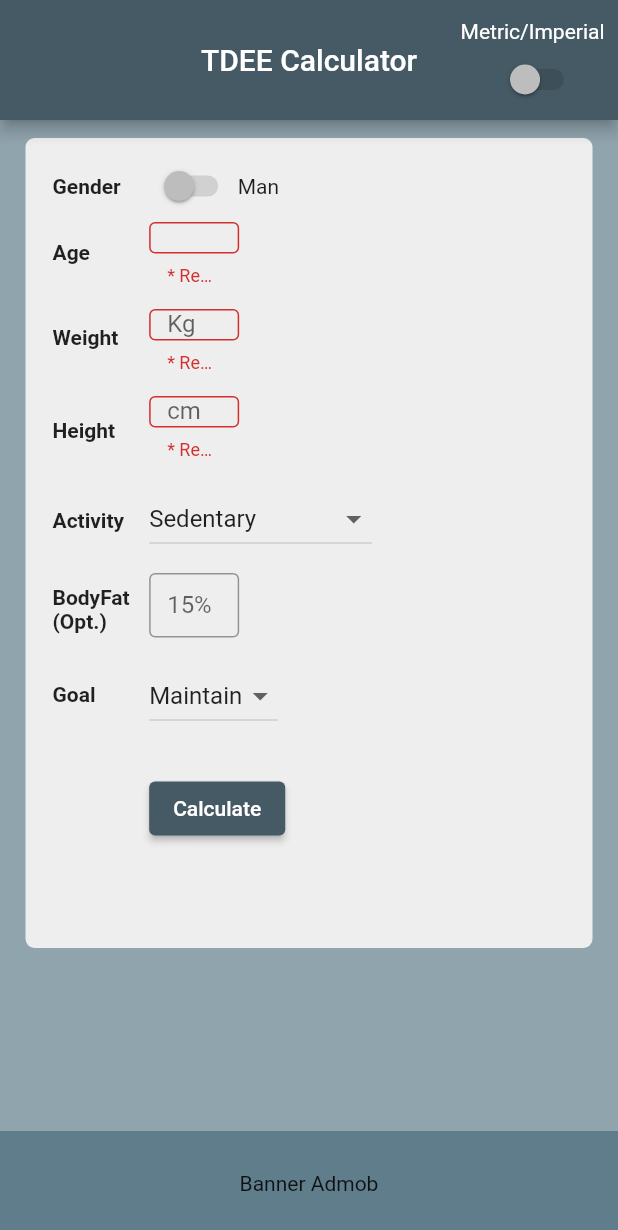
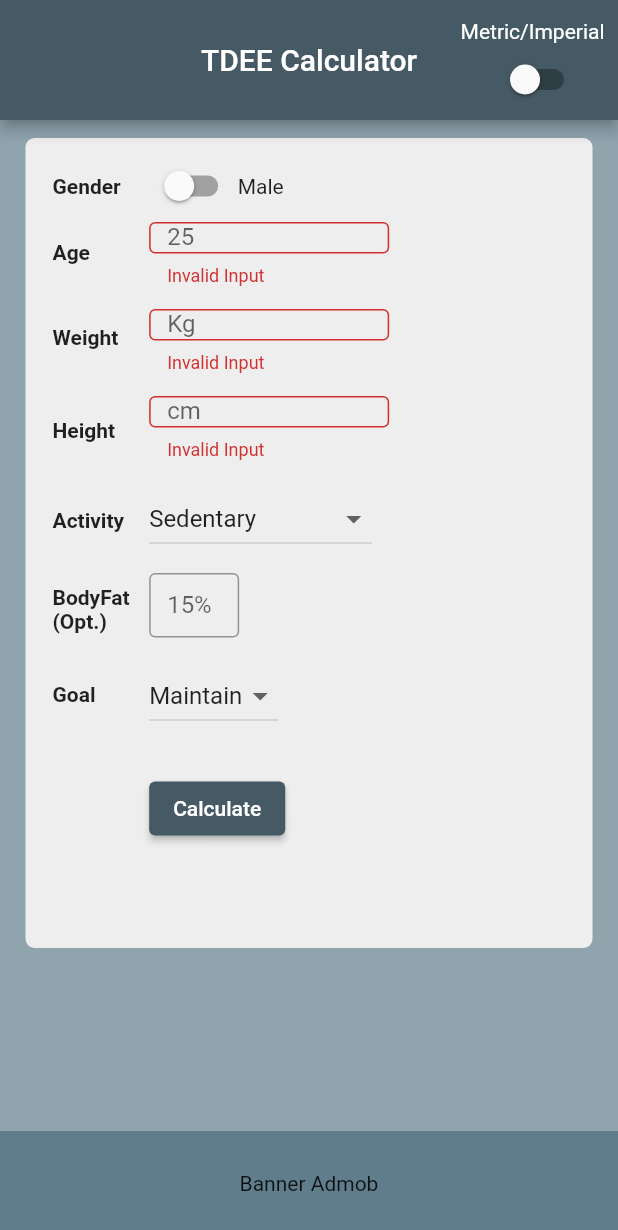
Before and after one commit to grcjariten/kilokallo, a Flutter app: the screen it shows after launch, after a tap on "Calculate", on a phone screen of 412 x 824 dp. Shown: the top 1230 px of the screen. Run offline on Flutter 3.47's test engine with Material 2 defaults, Android fonts, the phone set to English and light mode, and no system bars.

```diff
--- a/lib/main.dart
+++ b/lib/main.dart
@@ -1,9 +1,8 @@
 import 'package:flutter/material.dart';
+import 'package:flutter/services.dart';
 
 void main() {
-
-  runApp(
-      const MyApp());
+  runApp(const MyApp());
 }
 
 class MyApp extends StatelessWidget {
@@ -19,8 +18,6 @@ class MyApp extends StatelessWidget {
   }
 }
 
-
-
 class MainPage extends StatefulWidget {
   const MainPage({Key? key}) : super(key: key);
 
@@ -29,28 +26,32 @@ class MainPage extends StatefulWidget {
 }
 
 class _MainPageState extends State<MainPage> {
-
   String? selectedActivity = "Sedentary";
   String? selectedGoal = "Maintain";
   final formKey = GlobalKey<FormState>();
+  bool imperial = false;
+  bool female = false;
+  int ageValue = 25;
+  int weightValue = 70;
+  int heightValue = 170;
+  int bodyfatValue = 20;
 
-
-  List<DropdownMenuItem<String>> activities =  const [
+  List<DropdownMenuItem<String>> activities = const [
     DropdownMenuItem(value: "Sedentary", child: Text("Sedentary")),
     DropdownMenuItem(value: "Light", child: Text("Light Activity")),
     DropdownMenuItem(value: "Moderate", child: Text("Moderate Activity")),
     DropdownMenuItem(value: "High", child: Text("High Activity")),
-    DropdownMenuItem(value: "Elite", child: Text("Elite"))];
+    DropdownMenuItem(value: "Elite", child: Text("Elite"))
+  ];
 
-  List<DropdownMenuItem<String>> goals =  const [
+  List<DropdownMenuItem<String>> goals = const [
     DropdownMenuItem(value: "Maintain", child: Text("Maintain")),
     DropdownMenuItem(value: "Lose", child: Text("Lose")),
-    DropdownMenuItem(value: "Gain", child: Text("Gain"))];
+    DropdownMenuItem(value: "Gain", child: Text("Gain"))
+  ];
 
   @override
   Widget build(BuildContext context) {
-
-
     return Scaffold(
       resizeToAvoidBottomInset: true,
       backgroundColor: Colors.blueGrey[300],
@@ -64,34 +65,32 @@ class _MainPageState extends State<MainPage> {
         ],
       ),
       body: Padding(
-            padding: const EdgeInsets.fromLTRB(17,12,17,0),
+        padding: const EdgeInsets.fromLTRB(17, 12, 17, 0),
         child: SingleChildScrollView(
           child: Container(
             decoration: BoxDecoration(
                 color: Colors.grey[200],
-                  borderRadius: const BorderRadius.all(Radius.circular(6))
-                ),
+                borderRadius: const BorderRadius.all(Radius.circular(6))),
 
-                height: 540, //TODO: Mettere altezza e larghezza in relazione allo schermo
+            height:
+                540, //TODO: Mettere altezza e larghezza in relazione allo schermo
             width: 400,
-                child:
-                    Padding(
-                      padding: const EdgeInsets.fromLTRB(18,8,0,5),
-                      child:
-                          Form(
+            child: Padding(
+              padding: const EdgeInsets.fromLTRB(18, 8, 0, 5),
+              child: Form(
                 key: formKey,
                 child: Row(
                   children: [
                     Column(
                       crossAxisAlignment: CrossAxisAlignment.start,
                       children: [
-                                    fieldText("Gender",16),
-                                    fieldText("Age" , 12),
-                                    fieldText("Weight" , 29),
-                                    fieldText("Height" , 17),
-                                    fieldText("Activity" , 27),
-                                    fieldText("BodyFat\n(Opt.)" , 8),
-                                    fieldText("Goal" , 25),
+                        fieldText("Gender", 16),
+                        fieldText("Age", 12),
+                        fieldText("Weight", 29),
+                        fieldText("Height", 17),
+                        fieldText("Activity", 27),
+                        fieldText("BodyFat\n(Opt.)", 8),
+                        fieldText("Goal", 25),
                       ],
                     ),
                     Padding(
@@ -100,16 +99,27 @@ class _MainPageState extends State<MainPage> {
                         crossAxisAlignment: CrossAxisAlignment.start,
                         children: [
                           Row(
-                                        children: const [
-                                          Switch(value: false, onChanged: null),
-                                          Text("Man")
+                            children: [
+                              Switch(
+                                value: female,
+                                onChanged: (value) {
+                                  setState(() {
+                                    female == true
+                                        ? female = false
+                                        : female = true;
+                                  });
+                                },
+                              ),
+                              female == true
+                                  ? const Text("Female")
+                                  : const Text("Male")
                             ],
                           ),
-                                      fieldBox(60, "", null, false),
-                                      fieldBox(60, "Kg", null, false),
-                                      fieldBox(60, "cm", null, false),
+                          numberBox(160, "25", ageValue, 5, 100, false),
+                          numberBox(160, "Kg", weightValue, 35, 250, false),
+                          numberBox(160, "cm", heightValue, 100, 220, false),
                           dropdownBox(activities, selectedActivity),
-                                      fieldBox(60, "15%", null, true),
+                          numberBox(60, "15%", bodyfatValue, 3, 50, true),
                           dropdownBox(goals, selectedGoal),
                           calculateButton(formKey)
                         ],
@@ -118,17 +128,10 @@ class _MainPageState extends State<MainPage> {
                   ],
                 ),
               ),
-
-
-                    ),
-
-
-
-
             ),
           ),
         ),
-
+      ),
       bottomNavigationBar: Container(
         height: 70,
         color: Colors.blueGrey,
@@ -138,50 +141,72 @@ class _MainPageState extends State<MainPage> {
   }
 
   Column metricImperial() {
-    return Column(
-        children: const [
-          Padding(
+    return Column(children: [
+      const Padding(
         padding: EdgeInsets.fromLTRB(0.0, 13.0, 9, 0),
         child: Text("Metric/Imperial"),
       ),
-          Switch(value: false, onChanged: null)
-        ]
-    );
-
+      Switch(
+        value: imperial,
+        onChanged: (value) {
+          setState(() {
+            imperial==false ? imperial=true : imperial=false;
+          });
+        },
+      )
+    ]);
   }
 
   Padding fieldText(String text, double padding) {
     return Padding(
       padding: EdgeInsets.fromLTRB(0, padding, 0, padding),
-      child: Text(text, style: const TextStyle(fontWeight: FontWeight.bold),),
+      child: Text(
+        text,
+        style: const TextStyle(fontWeight: FontWeight.bold),
+      ),
     );
   }
 
-  Padding ageBox(double width, String labelText, function) {
+  Padding numberBox(double width, String labelText, int result, int minInput, int maxInput, bool optional) {
+
+    String? numberValidator(String? value) {
+      if(value==null) {
+        return null;
+      }
+      final number= num.tryParse(value);
+
+        if (number == null || number > maxInput || number < minInput) {
+          if(optional==true) {
+            return null;
+          }
+          return "Invalid Input";
+        }
+      result = int.parse(value);
+      return null;
+    }
+
   return Padding(
       padding: const EdgeInsets.only(bottom: 15),
       child: SizedBox(
         width: width,
         height: 43,
         child: TextFormField(
-
-          validator: (value) {
-            if (value == null || value.isEmpty) {
-                return 'Pleaseeeeeeeeeeeeeee';
-            }
-            return null;
-          },
+          keyboardType: TextInputType.number,
+          inputFormatters: <TextInputFormatter>[
+            FilteringTextInputFormatter.digitsOnly
+          ],
+          validator: numberValidator,
           obscureText: false,
           decoration: InputDecoration(
             border: const OutlineInputBorder(),
             labelText: labelText,
           ),
         ),
-
       ),
-
     );
   }
+
+
 
   Padding fieldBox(double width, String labelText, function, bool optional) {
     return Padding(
@@ -190,10 +215,9 @@ class _MainPageState extends State<MainPage> {
         width: width,
         height: 43,
         child: TextFormField(
-
           validator: (value) {
             if (value == null || value.isEmpty) {
-                    if(optional==false) {
+              if (optional == false) {
                 return '* Required field';
               }
             }
@@ -205,9 +229,7 @@ class _MainPageState extends State<MainPage> {
             labelText: labelText,
           ),
         ),
-
       ),
-
     );
   }
 
@@ -215,37 +237,32 @@ class _MainPageState extends State<MainPage> {
     return Padding(
       padding: const EdgeInsets.only(top: 15),
       child: ElevatedButton(
-          style: ElevatedButton.styleFrom(
-            primary: Colors.blueGrey[700]
-          ),
+          style: ElevatedButton.styleFrom(primary: Colors.blueGrey[700]),
           onPressed: () {
-            if(key.currentState!.validate()) {
+            if (key.currentState!.validate()) {
               //TODO: Inserire calcolo
             }
-
-          }, child: const Text("Calculate")),
+          },
+          child: const Text("Calculate")),
     );
-
   }
 
-   Padding dropdownBox(List<DropdownMenuItem<String>> items, String? selectedValue) {
-
+  Padding dropdownBox(
+      List<DropdownMenuItem<String>> items, String? selectedValue) {
     return Padding(
         padding: const EdgeInsets.only(bottom: 12),
         child: DropdownButton<String>(
           items: items,
           onChanged: (value) {
-            selectedValue==selectedActivity?
-            setState(() {
+            selectedValue == selectedActivity
+                ? setState(() {
                     selectedActivity = value;
                   })
                 : setState(() {
                     selectedGoal = value;
                   });
-
           },
           value: selectedValue,
-        )
-    );
+        ));
   }
 }
```
Lines whose indentation alone changed are shown as unchanged.
